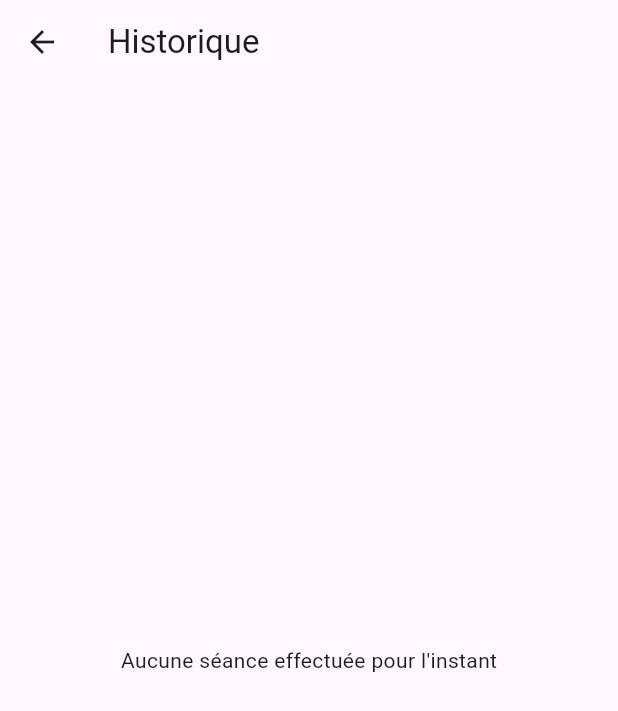
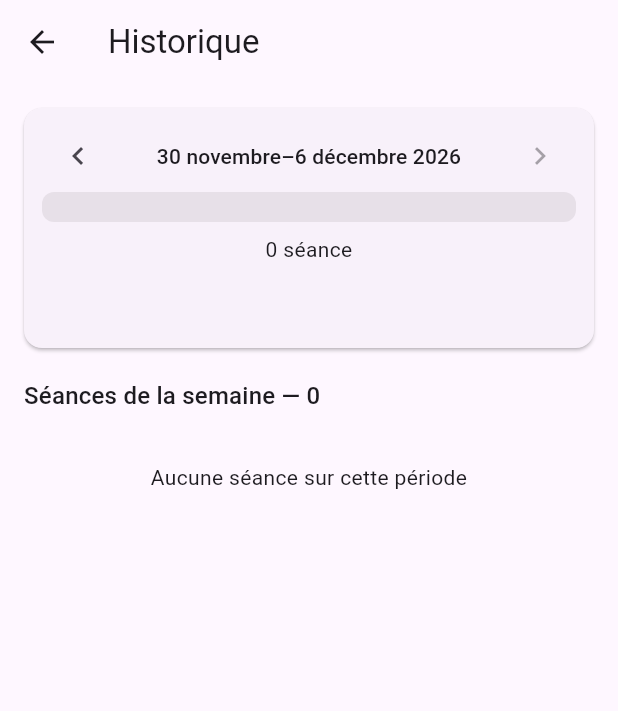
Before and after one commit to YannickLevadoux/rep_timer, a Flutter app: the screen it shows after launch, item 3 of the bottom bar chosen, on a phone screen of 412 x 824 dp. Shown: the top 711 px of the screen. Run offline on Flutter 3.47's test engine with Material 3 defaults, Android fonts, the phone set to English and light mode, and no system bars; our stand-ins replace audioplayers, file_picker, package_info_plus, share_plus, shared_preferences, vibration and 1 more; missing offline and left inert: flutter_foreground_task.

Commit message:
feature #102 : Historique : Navigation hebdomadaire et bilan des séances

```diff
--- /dev/null
+++ b/lib/controllers/training_history_controller.dart
@@ -0,0 +1,115 @@
+import 'package:flutter/foundation.dart';
+
+import '../models/training_history_entry.dart';
+import '../services/json_prefs_storage.dart';
+import '../services/training_history_storage.dart';
+import '../services/weekly_history_aggregation.dart';
+
+typedef HistoryClock = DateTime Function();
+
+enum TrainingHistoryLoadStatus { loading, empty, valid, partial, failure }
+
+/// Orchestration testable du stockage et de la période affichée.
+class TrainingHistoryController extends ChangeNotifier {
+  TrainingHistoryController({required this.storage, HistoryClock? now})
+    : _now = now ?? DateTime.now,
+      _selectedWeek = LocalWeek.containing((now ?? DateTime.now)()) {
+    summary = aggregateHistoryWeek(const [], _selectedWeek);
+  }
+
+  final TrainingHistoryStore storage;
+  final HistoryClock _now;
+  LocalWeek _selectedWeek;
+  List<TrainingHistoryEntry> _allEntries = const [];
+  bool _disposed = false;
+
+  TrainingHistoryLoadStatus status = TrainingHistoryLoadStatus.loading;
+  late WeeklyHistorySummary summary;
+
+  LocalWeek get currentWeek => LocalWeek.containing(_now());
+  bool get canGoNext => _selectedWeek.start.isBefore(currentWeek.start);
+  bool get isCurrentWeek => _selectedWeek.hasSameStart(currentWeek);
+  bool get mutationsBlocked =>
+      status == TrainingHistoryLoadStatus.partial ||
+      status == TrainingHistoryLoadStatus.failure;
+
+  Future<void> load() async {
+    status = TrainingHistoryLoadStatus.loading;
+    _notify();
+    final result = await storage.loadHistory();
+    if (_disposed) return;
+
+    switch (result) {
+      case StorageNoData<List<TrainingHistoryEntry>>():
+        _allEntries = const [];
+        status = TrainingHistoryLoadStatus.empty;
+      case StorageReadSuccess<List<TrainingHistoryEntry>>(:final data):
+        _allEntries = List.of(data);
+        status = data.isEmpty
+            ? TrainingHistoryLoadStatus.empty
+            : TrainingHistoryLoadStatus.valid;
+      case StorageReadPartial<List<TrainingHistoryEntry>>(:final data):
+        _allEntries = List.of(data);
+        status = TrainingHistoryLoadStatus.partial;
+      case StorageReadFailure<List<TrainingHistoryEntry>>():
+        _allEntries = const [];
+        status = TrainingHistoryLoadStatus.failure;
+    }
+    _recalculate();
+  }
+
+  void showPreviousWeek() {
+    _selectedWeek = _selectedWeek.previous();
+    _recalculate();
+  }
+
+  void showNextWeek() {
+    if (!canGoNext) return;
+    final next = _selectedWeek.next();
+    _selectedWeek = next.start.isAfter(currentWeek.start) ? currentWeek : next;
+    _recalculate();
+  }
+
+  void showCurrentWeek() {
+    _selectedWeek = currentWeek;
+    _recalculate();
+  }
+
+  Future<void> deleteEntry(String id) async {
+    if (mutationsBlocked) {
+      throw const StorageMutationBlockedException(StorageBlockedState.partial);
+    }
+    try {
+      await storage.deleteEntry(id);
+    } on StorageMutationBlockedException {
+      status = TrainingHistoryLoadStatus.partial;
+      _notify();
+      rethrow;
+    }
+    _allEntries = _allEntries.where((entry) => entry.id != id).toList();
+    if (_allEntries.isEmpty) status = TrainingHistoryLoadStatus.empty;
+    _recalculate();
+  }
+
+  void _recalculate() {
+    summary = aggregateHistoryWeek(_allEntries, _selectedWeek);
+    if (status != TrainingHistoryLoadStatus.loading &&
+        status != TrainingHistoryLoadStatus.partial &&
+        status != TrainingHistoryLoadStatus.failure) {
+      status = summary.entries.isEmpty
+          ? TrainingHistoryLoadStatus.empty
+          : TrainingHistoryLoadStatus.valid;
+    }
+    _notify();
+  }
+
+  void _notify() {
+    if (!_disposed) notifyListeners();
+  }
+
+  @override
+  void dispose() {
+    _disposed = true;
+    super.dispose();
+  }
+}
--- a/lib/screens/training_history.dart
+++ b/lib/screens/training_history.dart
@@ -1,77 +1,43 @@
 import 'package:flutter/material.dart';
 
+import '../controllers/training_history_controller.dart';
 import '../models/training_history_entry.dart';
 import '../services/json_prefs_storage.dart';
-import '../services/training_history_storage.dart';
+import '../services/weekly_history_aggregation.dart';
 import '../utils/formatters.dart';
 import '../utils/snack.dart';
 import '../widgets/dialogs/confirm_dialog.dart';
 import '../widgets/storage_read_feedback.dart';
 import 'training_history_detail.dart';
 
-/// Écran listant les séances effectuées, du plus récent au plus ancien.
-/// Affiche seulement les 5 plus récentes au départ, avec la possibilité
-/// de tout charger via "Tout Visualiser".
+/// Historique hebdomadaire. Le contrôleur injecté est possédé puis libéré par
+/// cet écran ; la composition de l'application lui fournit le stockage réel.
 class TrainingHistoryScreen extends StatefulWidget {
-  const TrainingHistoryScreen({super.key});
+  const TrainingHistoryScreen({super.key, required this.controller});
+
+  final TrainingHistoryController controller;
 
   @override
   State<TrainingHistoryScreen> createState() => _TrainingHistoryScreenState();
 }
 
 class _TrainingHistoryScreenState extends State<TrainingHistoryScreen> {
-  static const _initialLimit = 5;
-
-  final TrainingHistoryStorage _storage = TrainingHistoryStorage();
-
-  List<TrainingHistoryEntry> _allEntries = [];
-  bool _loading = true;
-  bool _showAll = false;
-  bool _storageWarning = false;
-  bool _storageFailure = false;
+  TrainingHistoryController get _controller => widget.controller;
 
   @override
   void initState() {
     super.initState();
-    _loadHistory();
+    _controller.load();
   }
 
-  Future<void> _loadHistory() async {
-    final result = await _storage.loadHistory();
-    final List<TrainingHistoryEntry> entries;
-    switch (result) {
-      case StorageNoData<List<TrainingHistoryEntry>>():
-        entries = <TrainingHistoryEntry>[];
-      case StorageReadSuccess<List<TrainingHistoryEntry>>(:final data):
-        entries = data;
-      case StorageReadPartial<List<TrainingHistoryEntry>>(:final data):
-        entries = data;
-      case StorageReadFailure<List<TrainingHistoryEntry>>():
-        if (!mounted) return;
-        setState(() {
-          _allEntries = <TrainingHistoryEntry>[];
-          _storageWarning = false;
-          _storageFailure = true;
-          _loading = false;
-        });
-        return;
-    }
-
-    // Plus récent au plus ancien.
-    entries.sort((a, b) => b.date.compareTo(a.date));
-
-    if (!mounted) return;
-    setState(() {
-      _allEntries = entries;
-      _storageWarning =
-          result is StorageReadPartial<List<TrainingHistoryEntry>>;
-      _storageFailure = false;
-      _loading = false;
-    });
+  @override
+  void dispose() {
+    _controller.dispose();
+    super.dispose();
   }
 
   Future<void> _confirmDelete(TrainingHistoryEntry entry) async {
-    if (_storageWarning || _storageFailure) return;
+    if (_controller.mutationsBlocked) return;
 
     final bool deleted;
     try {
@@ -81,11 +47,10 @@ class _TrainingHistoryScreenState extends State<TrainingHistoryScreen> {
         content:
             'Cette action est irréversible. Supprimer "${entry.trainingName}" '
             'du ${formatDateTime(entry.date)} de l\'historique ?',
-        onDelete: () => _storage.deleteEntry(entry.id),
+        onDelete: () => _controller.deleteEntry(entry.id),
       );
     } on StorageMutationBlockedException {
       if (!mounted) return;
-      setState(() => _storageWarning = true);
       showSnack(
         context,
         "Suppression impossible : certaines données de l'historique n'ont "
@@ -95,92 +60,272 @@ class _TrainingHistoryScreenState extends State<TrainingHistoryScreen> {
     }
 
     if (!deleted || !mounted) return;
-    setState(() {
-      _allEntries.removeWhere((e) => e.id == entry.id);
-    });
   }
 
   Future<void> _openDetail(TrainingHistoryEntry entry) async {
-    final deleted = await Navigator.push<bool>(
+    await Navigator.push<bool>(
       context,
       MaterialPageRoute(
         builder: (context) => TrainingHistoryDetailScreen(
           entry: entry,
-          allowDelete: !_storageWarning && !_storageFailure,
+          allowDelete: !_controller.mutationsBlocked,
+          onDelete: () => _controller.deleteEntry(entry.id),
         ),
       ),
     );
-
-    if (deleted == true) {
-      setState(() {
-        _allEntries.removeWhere((e) => e.id == entry.id);
-      });
-    }
   }
 
   @override
   Widget build(BuildContext context) {
-    final displayedEntries = _showAll
-        ? _allEntries
-        : _allEntries.take(_initialLimit).toList();
-    final hasMore = !_showAll && _allEntries.length > _initialLimit;
-
+    return ListenableBuilder(
+      listenable: _controller,
+      builder: (context, _) {
+        final status = _controller.status;
         return Scaffold(
           appBar: AppBar(title: const Text("Historique")),
-      body: _loading
+          body: status == TrainingHistoryLoadStatus.loading
               ? const Center(child: CircularProgressIndicator())
-          : _storageFailure
+              : status == TrainingHistoryLoadStatus.failure
               ? StorageReadErrorView(
                   message: "L'historique enregistré n'a pas pu être lu.",
-              onRetry: _loadHistory,
+                  onRetry: _controller.load,
                 )
-          : Column(
-              children: [
-                if (_storageWarning)
-                  const StorageReadWarningBanner(
+              : _HistoryContent(
+                  controller: _controller,
+                  storageWarning: status == TrainingHistoryLoadStatus.partial,
+                  onOpenDetail: _openDetail,
+                  onDelete: _confirmDelete,
+                ),
+        );
+      },
+    );
+  }
+}
+
+class _HistoryContent extends StatelessWidget {
+  const _HistoryContent({
+    required this.controller,
+    required this.storageWarning,
+    required this.onOpenDetail,
+    required this.onDelete,
+  });
+
+  final TrainingHistoryController controller;
+  final bool storageWarning;
+  final ValueChanged<TrainingHistoryEntry> onOpenDetail;
+  final ValueChanged<TrainingHistoryEntry> onDelete;
+
+  @override
+  Widget build(BuildContext context) {
+    final summary = controller.summary;
+    final entries = summary.entries;
+
+    return CustomScrollView(
+      slivers: [
+        if (storageWarning)
+          const SliverToBoxAdapter(
+            child: StorageReadWarningBanner(
               message:
-                        "Certaines séances de l'historique n'ont pas pu être "
-                        "lues. La suppression est désactivée pour protéger "
-                        "les données.",
+                  "Certaines séances de l'historique n'ont pas pu être lues. "
+                  "Les statistiques peuvent être incomplètes et la suppression "
+                  "est désactivée pour protéger les données.",
             ),
-                Expanded(
-                  child: _allEntries.isEmpty
-                      ? const Center(
-                          child: Text("Aucune séance effectuée pour l'instant"),
+          ),
+        SliverPadding(
+          padding: const EdgeInsets.fromLTRB(12, 12, 12, 8),
+          sliver: SliverToBoxAdapter(
+            child: _WeeklySummaryCard(
+              summary: summary,
+              canGoNext: controller.canGoNext,
+              isCurrentWeek: controller.isCurrentWeek,
+              onPrevious: controller.showPreviousWeek,
+              onNext: controller.showNextWeek,
+              onToday: controller.showCurrentWeek,
+            ),
+          ),
+        ),
+        SliverPadding(
+          padding: const EdgeInsets.fromLTRB(16, 8, 16, 8),
+          sliver: SliverToBoxAdapter(
+            child: Text(
+              'Séances de la semaine — ${entries.length}',
+              key: const Key('weekly-history-list-title'),
+              style: Theme.of(context).textTheme.titleMedium,
+            ),
+          ),
+        ),
+        if (entries.isEmpty)
+          const SliverPadding(
+            padding: EdgeInsets.fromLTRB(24, 24, 24, 48),
+            sliver: SliverToBoxAdapter(
+              child: Text(
+                'Aucune séance sur cette période',
+                textAlign: TextAlign.center,
+              ),
+            ),
           )
-                      : ListView.separated(
-                          padding: const EdgeInsets.all(12),
-                          itemCount: displayedEntries.length,
-                          separatorBuilder: (context, index) =>
-                              const SizedBox(height: 8),
+        else
+          SliverPadding(
+            padding: const EdgeInsets.fromLTRB(12, 0, 12, 24),
+            sliver: SliverList.separated(
+              itemCount: entries.length,
+              separatorBuilder: (context, index) => const SizedBox(height: 8),
               itemBuilder: (context, index) {
-                            final entry = displayedEntries[index];
+                final entry = entries[index];
                 return _HistoryEntryCard(
                   entry: entry,
-                              onTap: () => _openDetail(entry),
-                              onDelete: _storageWarning
-                                  ? null
-                                  : () => _confirmDelete(entry),
+                  onTap: () => onOpenDetail(entry),
+                  onDelete: storageWarning ? null : () => onDelete(entry),
                 );
               },
             ),
           ),
-                if (hasMore)
-                  Padding(
-                    padding: const EdgeInsets.all(16),
+      ],
+    );
+  }
+}
+
+class _WeeklySummaryCard extends StatelessWidget {
+  const _WeeklySummaryCard({
+    required this.summary,
+    required this.canGoNext,
+    required this.isCurrentWeek,
+    required this.onPrevious,
+    required this.onNext,
+    required this.onToday,
+  });
+
+  final WeeklyHistorySummary summary;
+  final bool canGoNext;
+  final bool isCurrentWeek;
+  final VoidCallback onPrevious;
+  final VoidCallback onNext;
+  final VoidCallback onToday;
+
+  @override
+  Widget build(BuildContext context) {
+    final completedColor = Theme.of(context).brightness == Brightness.dark
+        ? Colors.green.shade300
+        : Colors.green.shade700;
+    final incompleteColor = Theme.of(context).colorScheme.tertiary;
+    final semanticSummary = _semanticSummary(summary);
+
+    return Card(
+      key: const Key('weekly-history-summary-card'),
+      child: ConstrainedBox(
+        constraints: const BoxConstraints(minHeight: 160),
+        child: Padding(
+          padding: const EdgeInsets.fromLTRB(12, 8, 12, 12),
+          child: Column(
+            mainAxisSize: MainAxisSize.min,
+            crossAxisAlignment: CrossAxisAlignment.stretch,
+            children: [
+              Row(
+                children: [
+                  IconButton(
+                    key: const Key('previous-week-button'),
+                    tooltip: 'Semaine précédente',
+                    onPressed: onPrevious,
+                    icon: const Icon(Icons.chevron_left),
+                  ),
+                  Expanded(
+                    child: Text(
+                      formatLocalWeekLabel(summary.week),
+                      key: const Key('selected-week-label'),
+                      textAlign: TextAlign.center,
+                      style: Theme.of(context).textTheme.titleSmall,
+                    ),
+                  ),
+                  IconButton(
+                    key: const Key('next-week-button'),
+                    tooltip: 'Semaine suivante',
+                    onPressed: canGoNext ? onNext : null,
+                    icon: const Icon(Icons.chevron_right),
+                  ),
+                ],
+              ),
+              if (!isCurrentWeek)
+                Align(
+                  alignment: Alignment.centerRight,
+                  child: TextButton(
+                    key: const Key('today-button'),
+                    onPressed: onToday,
+                    child: const Text("Aujourd’hui"),
+                  ),
+                ),
+              Semantics(
+                key: const Key('weekly-history-chart-semantics'),
+                label: semanticSummary,
+                container: true,
+                child: ExcludeSemantics(
+                  child: ClipRRect(
+                    borderRadius: BorderRadius.circular(8),
                     child: SizedBox(
-                      width: double.infinity,
-                      child: OutlinedButton(
-                        onPressed: () => setState(() => _showAll = true),
-                        child: const Text("Tout Visualiser"),
+                      height: 20,
+                      child: summary.totalCount == 0
+                          ? ColoredBox(
+                              key: const Key('weekly-history-empty-bar'),
+                              color: Theme.of(
+                                context,
+                              ).colorScheme.surfaceContainerHighest,
+                            )
+                          : Row(
+                              children: [
+                                if (summary.completedCount > 0)
+                                  Expanded(
+                                    flex: summary.completedCount,
+                                    child: ColoredBox(
+                                      key: const Key(
+                                        'weekly-history-completed-bar',
                                       ),
+                                      color: completedColor,
+                                    ),
+                                  ),
+                                if (summary.incompleteCount > 0)
+                                  Expanded(
+                                    flex: summary.incompleteCount,
+                                    child: ColoredBox(
+                                      key: const Key(
+                                        'weekly-history-incomplete-bar',
+                                      ),
+                                      color: incompleteColor,
                                     ),
                                   ),
                               ],
                             ),
+                    ),
+                  ),
+                ),
+              ),
+              const SizedBox(height: 8),
+              Text(
+                _visibleSummary(summary),
+                key: const Key('weekly-history-text-summary'),
+                textAlign: TextAlign.center,
+                style: Theme.of(context).textTheme.bodyMedium,
+              ),
+            ],
+          ),
+        ),
+      ),
     );
   }
 }
+
+String _visibleSummary(WeeklyHistorySummary summary) {
+  if (summary.totalCount == 0) return '0 séance';
+  return '${summary.totalCount} ${_plural(summary.totalCount, 'séance')} — '
+      '${summary.completedCount} '
+      '${_plural(summary.completedCount, 'terminée')} · '
+      '${summary.incompleteCount} '
+      '${_plural(summary.incompleteCount, 'incomplète')}';
+}
+
+String _semanticSummary(WeeklyHistorySummary summary) =>
+    'Bilan hebdomadaire : ${_visibleSummary(summary)}';
+
+String _plural(int count, String singular) =>
+    count > 1 ? '${singular}s' : singular;
 
 class _HistoryEntryCard extends StatelessWidget {
   final TrainingHistoryEntry entry;
--- a/lib/services/training_history_storage.dart
+++ b/lib/services/training_history_storage.dart
@@ -1,9 +1,17 @@
 import '../models/training_history_entry.dart';
 import 'json_prefs_storage.dart';
 
+/// Contrat minimal utilisé par l'historique pour lire et supprimer des séances.
+/// Il permet au contrôleur d'être testé sans dépendre de SharedPreferences.
+abstract interface class TrainingHistoryStore {
+  Future<StorageReadResult<List<TrainingHistoryEntry>>> loadHistory();
+
+  Future<void> deleteEntry(String id);
+}
+
 /// Sauvegarde locale de l'historique des séances effectuées (persistée en
 /// JSON via SharedPreferences, même mécanisme que TrainingStorage).
-class TrainingHistoryStorage {
+class TrainingHistoryStorage implements TrainingHistoryStore {
   static const storageKey = 'training_history';
 
   final JsonListStorage<TrainingHistoryEntry> _storage =
@@ -13,6 +21,7 @@ class TrainingHistoryStorage {
         toJson: (e) => e.toJson(),
       );
 
+  @override
   Future<StorageReadResult<List<TrainingHistoryEntry>>> loadHistory() =>
       _storage.loadList();
 
@@ -22,6 +31,7 @@ class TrainingHistoryStorage {
     await _storage.saveList(history);
   }
 
+  @override
   Future<void> deleteEntry(String id) async {
     final history = await _healthyHistoryForMutation();
     history.removeWhere((entry) => entry.id == id);
--- /dev/null
+++ b/lib/services/weekly_history_aggregation.dart
@@ -0,0 +1,101 @@
+import '../models/training_history_entry.dart';
+
+/// Bornes calendaires locales d'une semaine, du lundi inclus au lundi suivant
+/// exclu.
+class LocalWeek {
+  const LocalWeek({required this.start, required this.end});
+
+  final DateTime start;
+  final DateTime end;
+
+  factory LocalWeek.containing(DateTime date) {
+    final local = date.toLocal();
+    final day = DateTime(local.year, local.month, local.day);
+    final start = DateTime(day.year, day.month, day.day - (day.weekday - 1));
+    return LocalWeek(
+      start: start,
+      // Construction calendaire volontaire : ajouter 7 x 24 h serait faux
+      // pour certaines semaines comportant un changement d'heure.
+      end: DateTime(start.year, start.month, start.day + 7),
+    );
+  }
+
+  LocalWeek previous() =>
+      LocalWeek.containing(DateTime(start.year, start.month, start.day - 7));
+
+  LocalWeek next() =>
+      LocalWeek.containing(DateTime(start.year, start.month, start.day + 7));
+
+  bool contains(DateTime date) {
+    final local = date.toLocal();
+    return !local.isBefore(start) && local.isBefore(end);
+  }
+
+  bool hasSameStart(LocalWeek other) => start == other.start;
+}
+
+/// État hebdomadaire directement exploitable par la présentation.
+class WeeklyHistorySummary {
+  const WeeklyHistorySummary({
+    required this.week,
+    required this.entries,
+    required this.completedCount,
+    required this.incompleteCount,
+  });
+
+  final LocalWeek week;
+  final List<TrainingHistoryEntry> entries;
+  final int completedCount;
+  final int incompleteCount;
+
+  int get totalCount => entries.length;
+}
+
+/// Agrégation pure de l'historique pour une semaine calendaire locale.
+WeeklyHistorySummary aggregateHistoryWeek(
+  Iterable<TrainingHistoryEntry> allEntries,
+  LocalWeek week,
+) {
+  final entries =
+      allEntries.where((entry) => week.contains(entry.date)).toList()
+        ..sort((a, b) => b.date.compareTo(a.date));
+  final completedCount = entries
+      .where((entry) => entry.status == TrainingSessionStatus.completed)
+      .length;
+
+  return WeeklyHistorySummary(
+    week: week,
+    entries: List.unmodifiable(entries),
+    completedCount: completedCount,
+    incompleteCount: entries.length - completedCount,
+  );
+}
+
+/// Libellé français compact de la période, sans dépendance à Flutter.
+String formatLocalWeekLabel(LocalWeek week) {
+  const months = [
+    'janvier',
+    'février',
+    'mars',
+    'avril',
+    'mai',
+    'juin',
+    'juillet',
+    'août',
+    'septembre',
+    'octobre',
+    'novembre',
+    'décembre',
+  ];
+  final first = week.start;
+  final last = DateTime(week.end.year, week.end.month, week.end.day - 1);
+  if (first.year != last.year) {
+    return '${first.day} ${months[first.month - 1]} ${first.year}–'
+        '${last.day} ${months[last.month - 1]} ${last.year}';
+  }
+  if (first.month != last.month) {
+    return '${first.day} ${months[first.month - 1]}–'
+        '${last.day} ${months[last.month - 1]} ${last.year}';
+  }
+  return '${first.day}–${last.day} ${months[first.month - 1]} ${first.year}';
+}
```
Also changed, not shown: lib/screens/home_screen.dart (+7 -1 lines), lib/screens/training_history_detail.dart (+6 -3 lines), 3 other files. Lines whose indentation alone changed are shown as unchanged.
